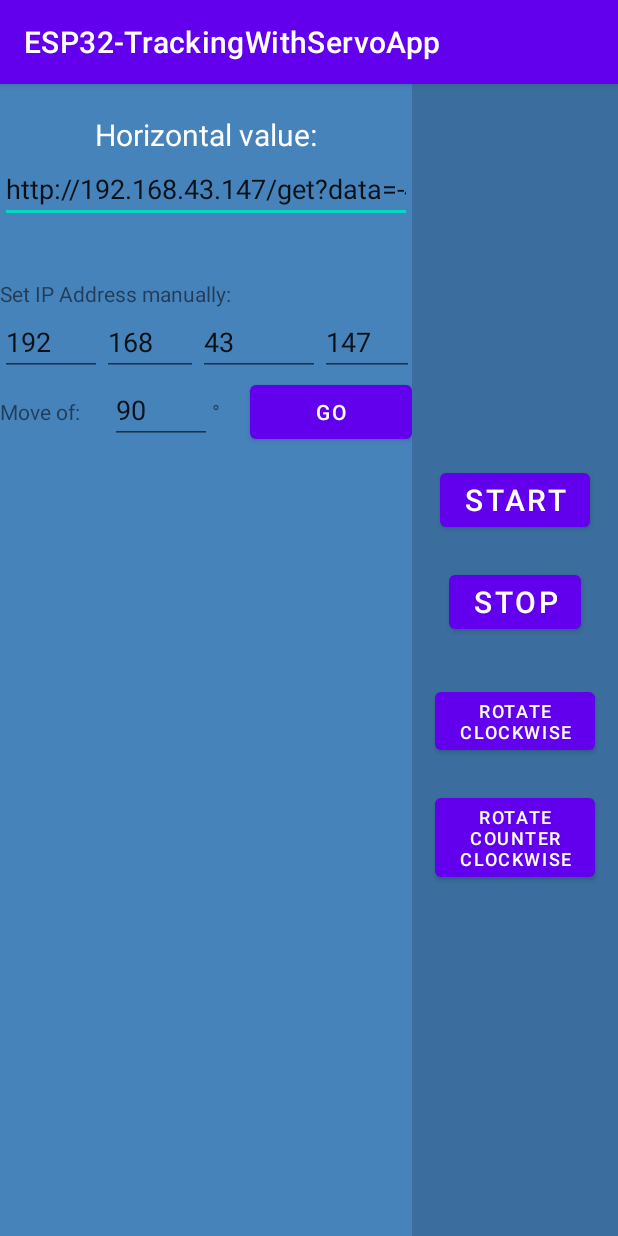
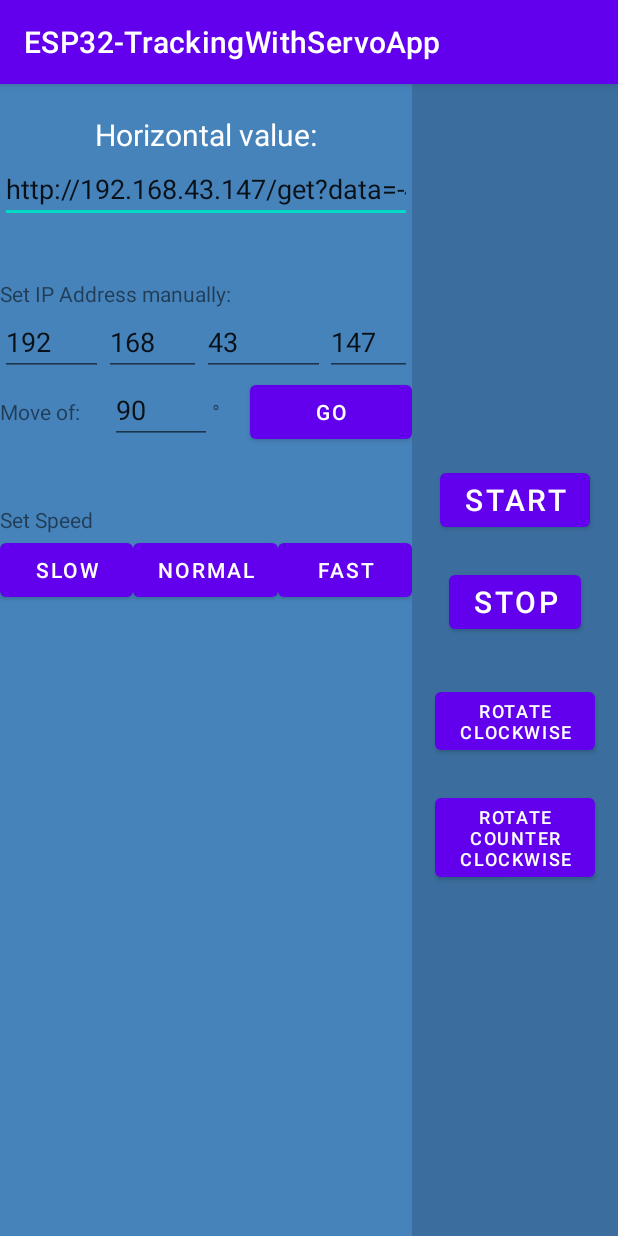
Before and after one commit to antonio-omabel/ESP32-TrackingWithServo, an Android app: the screen it shows after launch (MainActivity), after a tap on "GO", on a phone screen of 412 x 824 dp. Run offline under Robolectric (Android 15) with nearby library versions, the phone set to English and light mode, and no system bars.

Commit message:
added simple motor speed control to Android

```diff
--- a/Android/app/src/main/java/com/amit/esp32_trackingwithservoapp/MainActivity.java
+++ b/Android/app/src/main/java/com/amit/esp32_trackingwithservoapp/MainActivity.java
@@ -26,7 +26,7 @@ import okhttp3.Response;
 public class MainActivity extends AppCompatActivity implements IMyRotationVector {
     private String TAG = "MainActivity";
     private Button bttRotateClockwise=null, bttRotateCounterclockwise=null,bttStart = null,
-            bttStop = null, bttGO=null;;
+            bttStop = null, bttGO=null, bttSlowSpeed = null,bttNormalSpeed = null, bttFastSpeed=null;
     private TextView tvHorizontalValue = null;
     private EditText etIP = null,etIPpart1 = null, etIPpart2=null,etIPpart3=null,etIPpart4=null, etDegrees=null;
     private OkHttpClient client;
@@ -54,20 +54,34 @@ public class MainActivity extends AppCompatActivity implements IMyRotationVector
 
 
         bttGO = findViewById(R.id.bttGo);
+        bttSlowSpeed = findViewById(R.id.bttSlowSpeed);
+        bttNormalSpeed = findViewById(R.id.bttNormalSpeed);
+        bttFastSpeed = findViewById(R.id.bttFastSpeed);
+
         bttGO.setOnClickListener((v) -> {
-            String iP = "http://" + etIPpart1.getText().toString() + "." + etIPpart2.getText().toString() + "." + etIPpart3.getText().toString() + "." + etIPpart4.getText().toString() + "/get?data=" + etDegrees.getText().toString();
             Log.i(TAG, "User Defined Rotation");
-            RotateFunction(iP);
+            httpRequest(etDegrees.getText().toString());
         });
 
         bttRotateClockwise.setOnClickListener((v) -> {
-            String iP = etIP.getText().toString();
             Log.i(TAG, "Clockwise rotation");
-            RotateFunction(iP);
+            httpRequest("90");
         });
         bttRotateCounterclockwise.setOnClickListener((v) -> {
             Log.i(TAG, "Counterclockwise rotation");
-            RotateFunction(counterclockwiseUrl);
+            httpRequest("-90");
+        });
+        bttSlowSpeed.setOnClickListener((v) -> {
+            Log.i(TAG, "Change servo speed to Slow");
+            httpRequest("CONFIG3");
+        });
+        bttNormalSpeed.setOnClickListener((v) -> {
+            Log.i(TAG, "Change servo speed to Normal");
+            httpRequest("CONFIG5");
+        });
+        bttFastSpeed.setOnClickListener((v) -> {
+            Log.i(TAG, "Change servo speed to Fast");
+            httpRequest("CONFIG10");
         });
 
 
@@ -87,7 +101,7 @@ public class MainActivity extends AppCompatActivity implements IMyRotationVector
             }
             else{Log.i(TAG, "Background service already running");}
             Log.i(TAG,"Rotation");
-            RotateFunction(clockwiseUrl);
+            httpRequest(clockwiseUrl);
     });
 
     }
@@ -111,10 +125,12 @@ public class MainActivity extends AppCompatActivity implements IMyRotationVector
         tvHorizontalValue = findViewById(R.id.tvHorizontalValue);
     }
 
-    private void RotateFunction(String directionUrl){
+
+    private void httpRequest(String data){
+        String url = getIP() + data;
         Log.i(TAG, "RotateFunction");
         Request request = new Request.Builder()
-                .url(directionUrl)
+                .url(url)
                 .build();
         client.newCall(request).enqueue(new Callback() {
             @Override
@@ -130,6 +146,14 @@ public class MainActivity extends AppCompatActivity implements IMyRotationVector
         });
     }
 
+
+
+    //Reads IP from the 4 edit text in the menu and returns it as a string
+    private String getIP (){
+        String iP = "http://" + etIPpart1.getText().toString() + "." + etIPpart2.getText().toString() + "." + etIPpart3.getText().toString() + "." + etIPpart4.getText().toString() + "/get?data=";
+        return iP;
+    }
+
     @Override
     public void onNewRotationVectorValuesAvaible(double x) {
         tvHorizontalValue.setText("Horizontal value: \n" + x);
--- a/Android/app/src/main/res/layout/activity_main.xml
+++ b/Android/app/src/main/res/layout/activity_main.xml
@@ -97,8 +97,8 @@
 
             <EditText
                 android:id="@+id/etIPPart4"
-                android:layout_width="67dp"
-                android:layout_height="wrap_content"
+                android:layout_width="62dp"
+                android:layout_height="match_parent"
                 android:layout_weight="1"
                 android:ems="10"
                 android:inputType="text"
@@ -140,6 +140,43 @@
                 android:layout_height="wrap_content"
                 android:layout_weight="1"
                 android:text="GO" />
+        </LinearLayout>
+
+        <Space
+            android:layout_width="match_parent"
+            android:layout_height="38dp" />
+
+        <TextView
+            android:id="@+id/textViewSpeed"
+            android:layout_width="match_parent"
+            android:layout_height="wrap_content"
+            android:text="Set Speed" />
+
+        <LinearLayout
+            android:layout_width="match_parent"
+            android:layout_height="match_parent"
+            android:orientation="horizontal">
+
+            <Button
+                android:id="@+id/bttSlowSpeed"
+                android:layout_width="wrap_content"
+                android:layout_height="wrap_content"
+                android:layout_weight="1"
+                android:text="Slow" />
+
+            <Button
+                android:id="@+id/bttNormalSpeed"
+                android:layout_width="wrap_content"
+                android:layout_height="wrap_content"
+                android:layout_weight="1"
+                android:text="Normal" />
+
+            <Button
+                android:id="@+id/bttFastSpeed"
+                android:layout_width="wrap_content"
+                android:layout_height="wrap_content"
+                android:layout_weight="1"
+                android:text="fast" />
         </LinearLayout>
 
     </LinearLayout>
```
